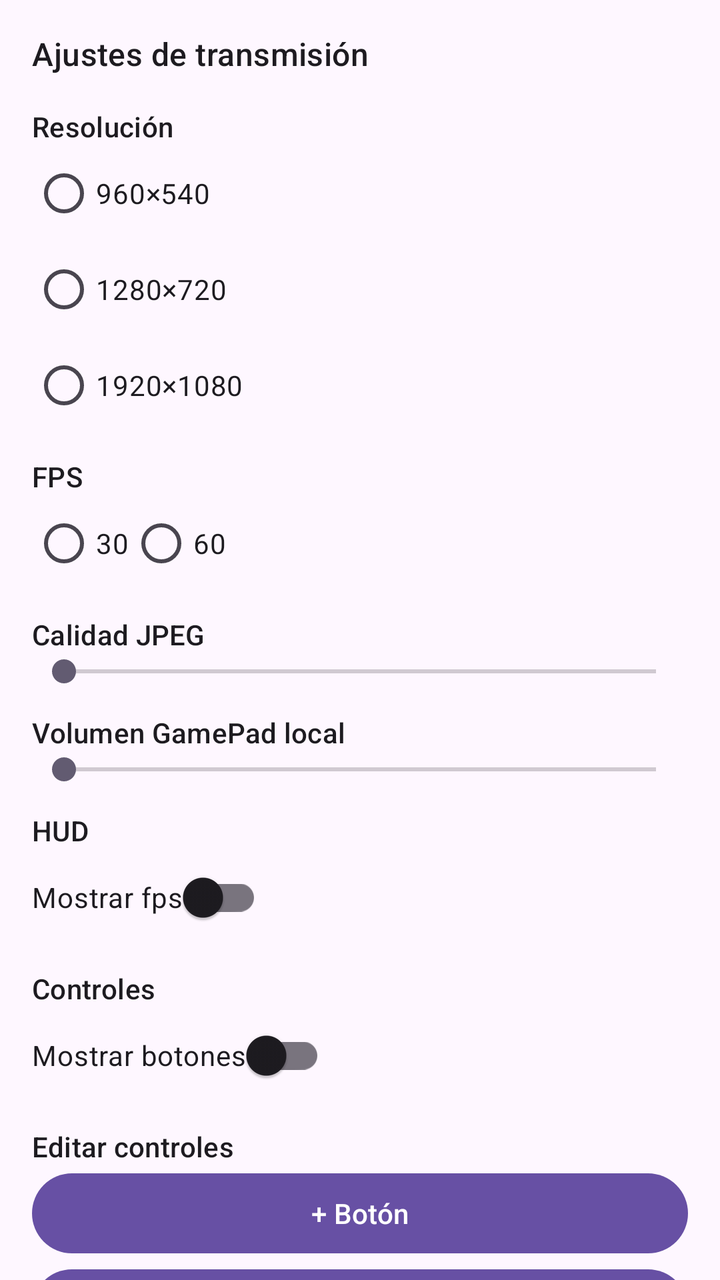
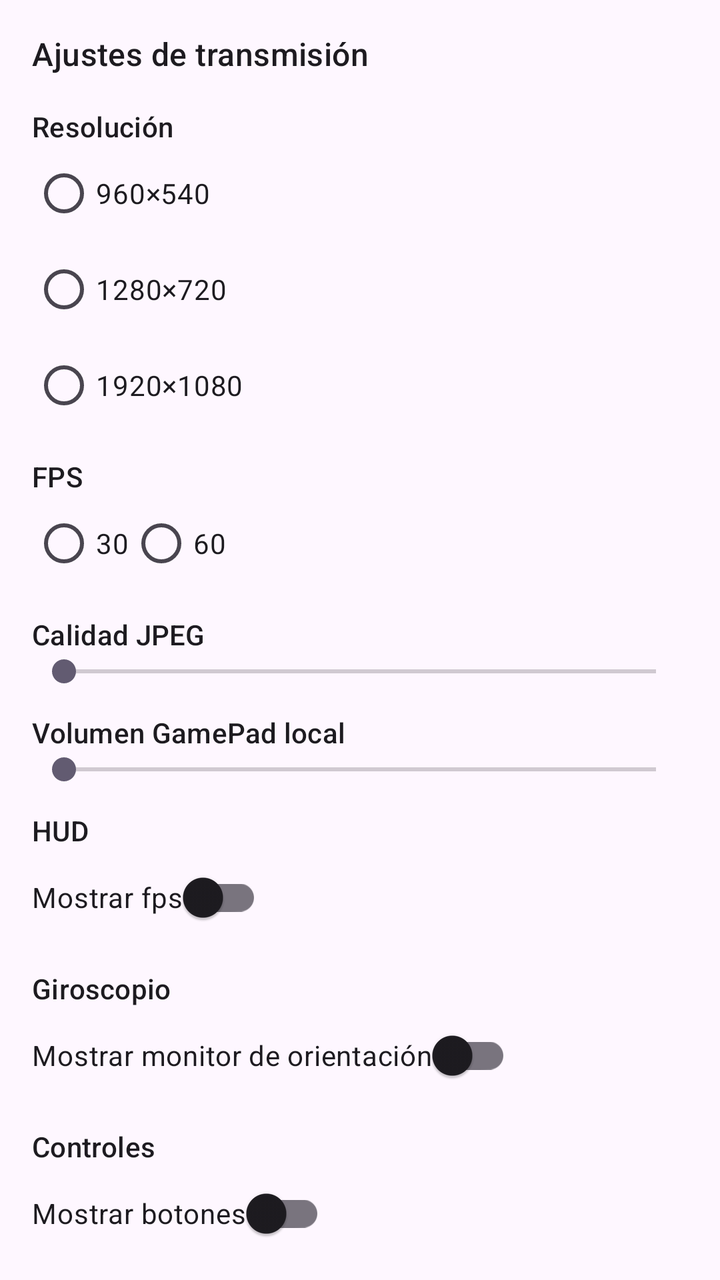

Two renders of the same Android screen: before a commit and after it. Below are the layout's source before the change and the commit's diff.
<!-- AndroidManifest.xml: application theme Theme.Twinpad -->
<!-- res/layout/drawer_settings.xml -->
<?xml version="1.0" encoding="utf-8"?>
<androidx.core.widget.NestedScrollView xmlns:android="http://schemas.android.com/apk/res/android"
    android:id="@+id/drawer_scroll"
    android:layout_width="match_parent"
    android:layout_height="match_parent"
    android:fillViewport="true"
    android:overScrollMode="ifContentScrolls">

    <LinearLayout
        android:id="@+id/drawer_content"
        android:layout_width="match_parent"
        android:layout_height="wrap_content"
        android:orientation="vertical"
        android:padding="16dp">

        <TextView
            android:layout_width="wrap_content"
            android:layout_height="wrap_content"
            android:text="@string/settings_title"
            android:textAppearance="?attr/textAppearanceTitleMedium" />

        <TextView
            android:layout_width="wrap_content"
            android:layout_height="wrap_content"
            android:layout_marginTop="16dp"
            android:text="@string/settings_resolution"
            android:textAppearance="?attr/textAppearanceLabelLarge" />

        <RadioGroup
            android:id="@+id/resolution_group"
            android:layout_width="wrap_content"
            android:layout_height="wrap_content"
            android:orientation="vertical">

            <RadioButton
                android:id="@+id/resolution_960x540"
                android:layout_width="wrap_content"
                android:layout_height="wrap_content"
                android:text="960×540" />

            <RadioButton
                android:id="@+id/resolution_1280x720"
                android:layout_width="wrap_content"
                android:layout_height="wrap_content"
                android:text="1280×720" />

            <RadioButton
                android:id="@+id/resolution_1920x1080"
                android:layout_width="wrap_content"
                android:layout_height="wrap_content"
                android:text="1920×1080" />
        </RadioGroup>

        <TextView
            android:layout_width="wrap_content"
            android:layout_height="wrap_content"
            android:layout_marginTop="12dp"
            android:text="@string/settings_fps"
            android:textAppearance="?attr/textAppearanceLabelLarge" />

        <RadioGroup
            android:id="@+id/fps_group"
            android:layout_width="wrap_content"
            android:layout_height="wrap_content"
            android:orientation="horizontal">

            <RadioButton
                android:id="@+id/fps_30"
                android:layout_width="wrap_content"
                android:layout_height="wrap_content"
                android:text="30" />

            <RadioButton
                android:id="@+id/fps_60"
                android:layout_width="wrap_content"
                android:layout_height="wrap_content"
                android:text="60" />
        </RadioGroup>

        <TextView
            android:layout_width="wrap_content"
            android:layout_height="wrap_content"
            android:layout_marginTop="12dp"
            android:text="@string/settings_quality"
            android:textAppearance="?attr/textAppearanceLabelLarge" />

        <SeekBar
            android:id="@+id/jpeg_quality_seek"
            android:layout_width="match_parent"
            android:layout_height="wrap_content"
            android:max="100" />

        <TextView
            android:layout_width="wrap_content"
            android:layout_height="wrap_content"
            android:layout_marginTop="12dp"
            android:text="@string/settings_audio"
            android:textAppearance="?attr/textAppearanceLabelLarge" />

        <SeekBar
            android:id="@+id/audio_volume_seek"
            android:layout_width="match_parent"
            android:layout_height="wrap_content"
            android:max="100" />

        <TextView
            android:layout_width="wrap_content"
            android:layout_height="wrap_content"
            android:layout_marginTop="12dp"
            android:text="@string/settings_hud"
            android:textAppearance="?attr/textAppearanceLabelLarge" />

        <com.google.android.material.switchmaterial.SwitchMaterial
            android:id="@+id/switch_show_fps"
            android:layout_width="wrap_content"
            android:layout_height="wrap_content"
            android:text="@string/settings_show_fps" />

        <TextView
            android:layout_width="wrap_content"
            android:layout_height="wrap_content"
            android:layout_marginTop="12dp"
            android:text="@string/settings_controls"
            android:textAppearance="?attr/textAppearanceLabelLarge" />

        <com.google.android.material.switchmaterial.SwitchMaterial
            android:id="@+id/switch_show_controls"
            android:layout_width="wrap_content"
            android:layout_height="wrap_content"
            android:text="@string/settings_show_controls" />

        <TextView
            android:layout_width="wrap_content"
            android:layout_height="wrap_content"
            android:layout_marginTop="12dp"
            android:text="@string/editor_edit"
            android:textAppearance="?attr/textAppearanceLabelLarge" />

        <Button
            android:id="@+id/editor_add_button"
            android:layout_width="match_parent"
            android:layout_height="wrap_content"
            android:text="@string/editor_add_button" />

        <Button
            android:id="@+id/editor_add_stick"
            android:layout_width="match_parent"
            android:layout_height="wrap_content"
            android:text="@string/editor_add_stick" />

        <Button
            android:id="@+id/editor_add_dpad"
            android:layout_width="match_parent"
            android:layout_height="wrap_content"
            android:text="@string/editor_add_dpad" />

        <Button
            android:id="@+id/editor_assign"
            android:layout_width="match_parent"
            android:layout_height="wrap_content"
            android:text="@string/editor_assign" />

        <Button
            android:id="@+id/editor_delete"
            android:layout_width="match_parent"
            android:layout_height="wrap_content"
            android:text="@string/editor_delete" />

        <Button
            android:id="@+id/btn_close_drawer"
            android:layout_width="match_parent"
            android:layout_height="wrap_content"
            android:text="@string/settings_close" />

    </LinearLayout>
</androidx.core.widget.NestedScrollView>
<!-- resources referenced by this layout -->
<resources>
  <string name="editor_add_button">+ Botón</string>
  <string name="editor_add_dpad">+ D-pad</string>
  <string name="editor_add_stick">+ Stick</string>
  <string name="editor_assign">Asignar</string>
  <string name="editor_delete">Eliminar</string>
  <string name="editor_edit">Editar controles</string>
  <string name="settings_audio">Volumen GamePad local</string>
  <string name="settings_close">Cerrar</string>
  <string name="settings_controls">Controles</string>
  <string name="settings_fps">FPS</string>
  <string name="settings_hud">HUD</string>
  <string name="settings_quality">Calidad JPEG</string>
  <string name="settings_resolution">Resolución</string>
  <string name="settings_show_controls">Mostrar botones</string>
  <string name="settings_show_fps">Mostrar fps</string>
  <string name="settings_title">Ajustes de transmisión</string>
  <style name="Theme.Twinpad" parent="Theme.Material3.DayNight.NoActionBar">
          <item name="android:statusBarColor">@android:color/black</item>
      </style>
</resources>

<!-- the commit's change to res/layout/drawer_settings.xml (unified diff, before → after) -->
@@ -120,6 +120,19 @@
             android:layout_width="wrap_content"
             android:layout_height="wrap_content"
             android:layout_marginTop="12dp"
+            android:text="@string/settings_gyro"
+            android:textAppearance="?attr/textAppearanceLabelLarge" />
+
+        <com.google.android.material.switchmaterial.SwitchMaterial
+            android:id="@+id/switch_show_gyro_monitor"
+            android:layout_width="wrap_content"
+            android:layout_height="wrap_content"
+            android:text="@string/settings_show_gyro_monitor" />
+
+        <TextView
+            android:layout_width="wrap_content"
+            android:layout_height="wrap_content"
+            android:layout_marginTop="12dp"
             android:text="@string/settings_controls"
             android:textAppearance="?attr/textAppearanceLabelLarge" />
 
<!-- resource entries referenced after the edit -->
@@ -10,11 +10,13 @@
   <string name="settings_close">Cerrar</string>
   <string name="settings_controls">Controles</string>
   <string name="settings_fps">FPS</string>
+  <string name="settings_gyro">Giroscopio</string>
   <string name="settings_hud">HUD</string>
   <string name="settings_quality">Calidad JPEG</string>
   <string name="settings_resolution">Resolución</string>
   <string name="settings_show_controls">Mostrar botones</string>
   <string name="settings_show_fps">Mostrar fps</string>
+  <string name="settings_show_gyro_monitor">Mostrar monitor de orientación</string>
   <string name="settings_title">Ajustes de transmisión</string>
   <style name="Theme.Twinpad" parent="Theme.Material3.DayNight.NoActionBar">
           <item name="android:statusBarColor">@android:color/black</item>
